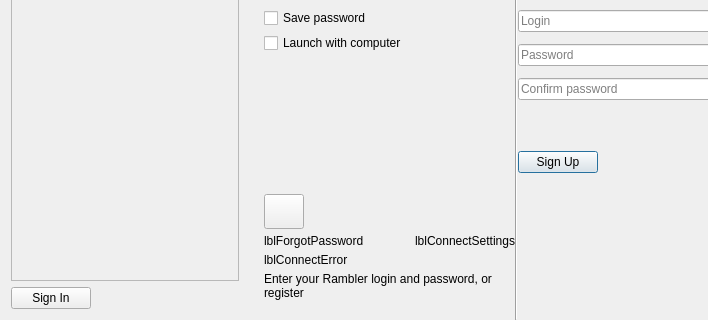
Above: src/plugins/optionsmanager/logindialog.ui from silvansky/Contacts before the change; both pictures show x 0 to 708 and y 130 to 450 of the 1050 by 450 pixel window. Below: the same form after it.
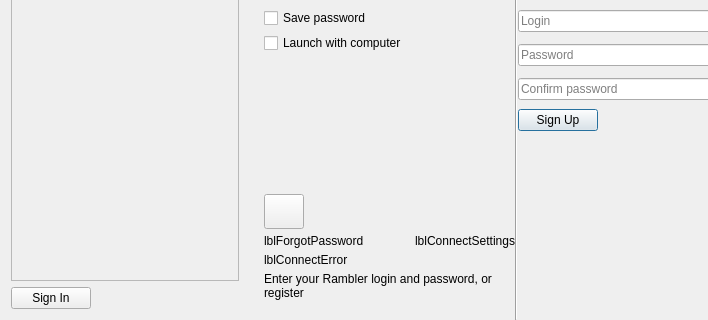
That is the form after the change. Custom widgets are drawn as their Qt base class.

```diff
--- a/src/plugins/optionsmanager/logindialog.ui
+++ b/src/plugins/optionsmanager/logindialog.ui
@@ -162,6 +162,34 @@
              </property>
             </widget>
            </item>
+           <item>
+            <widget class="QLabel" name="lblLoader">
+             <property name="sizePolicy">
+              <sizepolicy hsizetype="Preferred" vsizetype="Expanding">
+               <horstretch>0</horstretch>
+               <verstretch>0</verstretch>
+              </sizepolicy>
+             </property>
+             <property name="minimumSize">
+              <size>
+               <width>18</width>
+               <height>18</height>
+              </size>
+             </property>
+             <property name="maximumSize">
+              <size>
+               <width>18</width>
+               <height>18</height>
+              </size>
+             </property>
+             <property name="text">
+              <string/>
+             </property>
+             <property name="alignment">
+              <set>Qt::AlignCenter</set>
+             </property>
+            </widget>
+           </item>
            <item>
             <spacer name="horizontalSpacer_3">
              <property name="orientation">
@@ -728,34 +756,6 @@
           </property>
          </widget>
         </item>
-        <item>
-         <widget class="QLabel" name="lblLoader">
-          <property name="sizePolicy">
-           <sizepolicy hsizetype="Preferred" vsizetype="Expanding">
-            <horstretch>0</horstretch>
-            <verstretch>0</verstretch>
-           </sizepolicy>
-          </property>
-          <property name="minimumSize">
-           <size>
-            <width>18</width>
-            <height>18</height>
-           </size>
-          </property>
-          <property name="maximumSize">
-           <size>
-            <width>18</width>
-            <height>16777215</height>
-           </size>
-          </property>
-          <property name="text">
-           <string/>
-          </property>
-          <property name="alignment">
-           <set>Qt::AlignCenter</set>
-          </property>
-         </widget>
-        </item>
         <item>
          <spacer name="horizontalSpacer_2">
           <property name="orientation">
```
Left out of the diff: 11 changed lines with no effect on the pictures.
